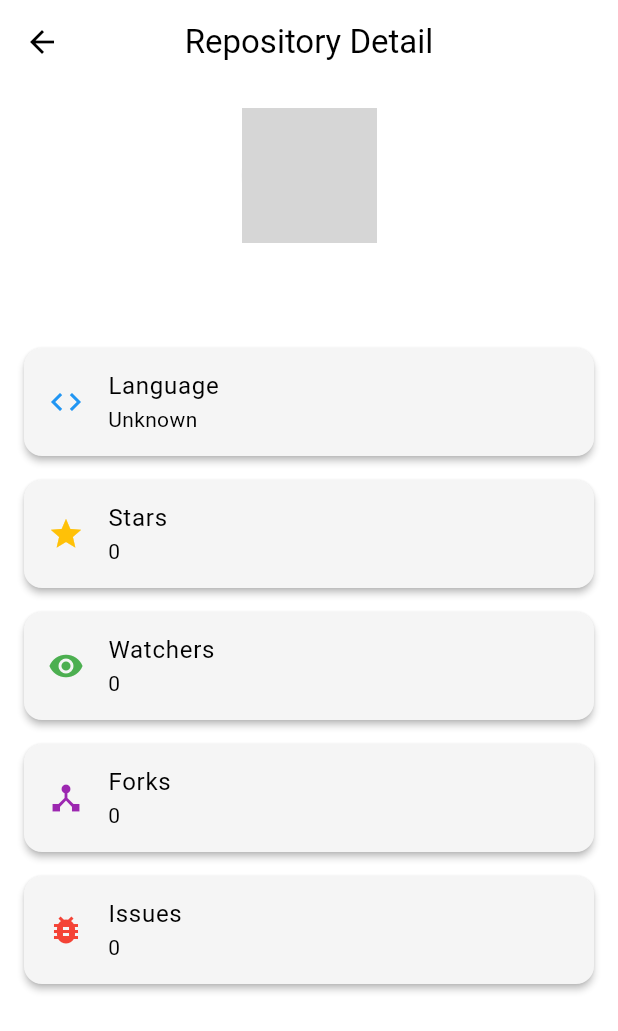
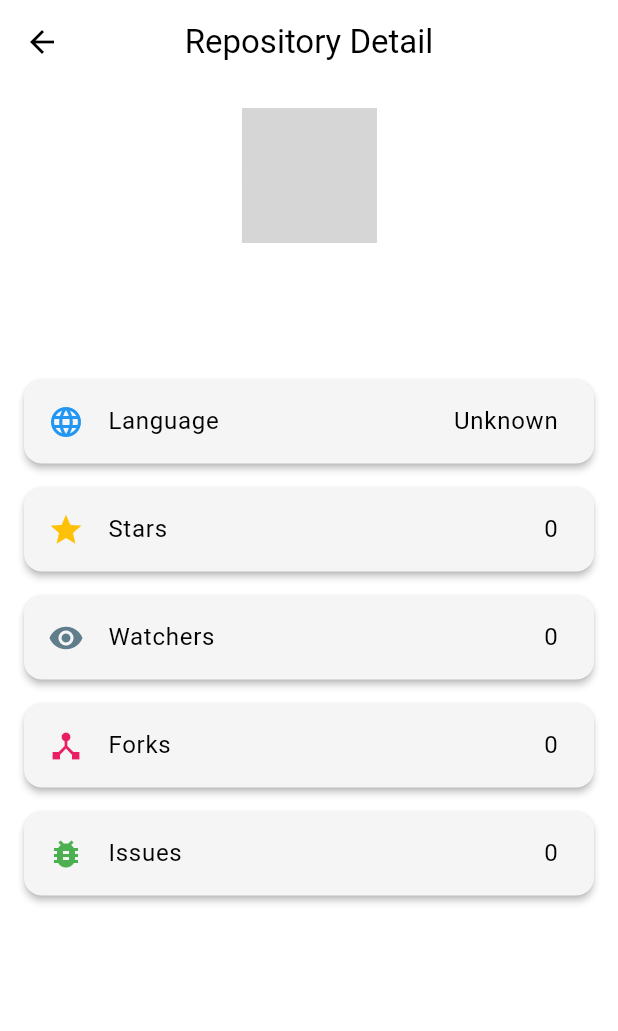
Before and after one commit to yato-developer/github-repository-search, a Flutter app: the RepositoryDetailPage screen opened directly with empty values, on a phone screen of 412 x 824 dp. Shown: the top 1031 px of the screen. Run offline on Flutter 3.47's test engine with Material 3 defaults, Android fonts, the light colour scheme and no system bars; our stand-ins replace freezed_annotation, hooks_riverpod; generated files the repository leaves out were written again; network calls fail; grey boxes are pictures that could not be loaded.

Commit message:
fix: UIデザインの変更

```diff
--- a/lib/pages/repository_detail_page/repository_detail_page.dart
+++ b/lib/pages/repository_detail_page/repository_detail_page.dart
@@ -1,7 +1,6 @@
 import 'package:flutter/material.dart';
 import 'package:github_repository_search/model/src/repository.dart';
 import 'package:flutter_gen/gen_l10n/app_localizations.dart';
-
 
 class RepositoryDetailPage extends StatelessWidget {
   final Repository repository;
@@ -15,7 +14,8 @@ class RepositoryDetailPage extends StatelessWidget {
         title: Text(AppLocalizations.of(context)!.repositoryDetail),
         centerTitle: true,
       ),
-      body: Padding(
+      body: SingleChildScrollView(
+        child: Padding(
           padding: const EdgeInsets.all(16.0),
           child: Column(
             crossAxisAlignment: CrossAxisAlignment.start,
@@ -32,6 +32,7 @@ class RepositoryDetailPage extends StatelessWidget {
                       repository.name,
                       style: TextStyle(fontSize: 24, fontWeight: FontWeight.bold),
                     ),
+                    Text(repository.description),
                   ],
                 ),
               ),
@@ -41,9 +42,14 @@ class RepositoryDetailPage extends StatelessWidget {
                 elevation: 2,
                 margin: EdgeInsets.symmetric(vertical: 8),
                 child: ListTile(
-                leading: Icon(Icons.code, color: Colors.blue),
-                title: Text("Language"),
-                subtitle: repository.language == "null" ? Text("Unknown") : Text(repository.language) ,
+                  leading: Icon(Icons.language, color: Colors.blue),
+                  title: Row(
+                    mainAxisAlignment: MainAxisAlignment.spaceBetween,
+                    children: [
+                      Text("Language"),
+                      Text(repository.language == "null" ? "Unknown" : repository.language),
+                    ],
+                  ),
                 ),
               ),
               Card(
@@ -52,8 +58,13 @@ class RepositoryDetailPage extends StatelessWidget {
                 margin: EdgeInsets.symmetric(vertical: 8),
                 child: ListTile(
                   leading: Icon(Icons.star, color: Colors.amber),
-                title: Text("Stars"),
-                subtitle: Text(repository.stargazers_count.toString()),
+                  title: Row(
+                    mainAxisAlignment: MainAxisAlignment.spaceBetween,
+                    children: [
+                      Text("Stars"),
+                      Text(repository.stargazers_count.toString()),
+                    ],
+                  ),
                 ),
               ),
               Card(
@@ -61,9 +72,14 @@ class RepositoryDetailPage extends StatelessWidget {
                 elevation: 2,
                 margin: EdgeInsets.symmetric(vertical: 8),
                 child: ListTile(
-                leading: Icon(Icons.visibility, color: Colors.green),
-                title: Text("Watchers"),
-                subtitle: Text(repository.watchers_count.toString()),
+                  leading: Icon(Icons.visibility, color: Colors.blueGrey),
+                  title: Row(
+                    mainAxisAlignment: MainAxisAlignment.spaceBetween,
+                    children: [
+                      Text("Watchers"),
+                      Text(repository.watchers_count.toString()),
+                    ],
+                  ),
                 ),
               ),
               Card(
@@ -71,9 +87,14 @@ class RepositoryDetailPage extends StatelessWidget {
                 elevation: 2,
                 margin: EdgeInsets.symmetric(vertical: 8),
                 child: ListTile(
-                leading: Icon(Icons.device_hub, color: Colors.purple),
-                title: Text("Forks"),
-                subtitle: Text(repository.forks_count.toString()),
+                  leading: Icon(Icons.device_hub, color: Colors.pink),
+                  title: Row(
+                    mainAxisAlignment: MainAxisAlignment.spaceBetween,
+                    children: [
+                      Text("Forks"),
+                      Text(repository.forks_count.toString()),
+                    ],
+                  ),
                 ),
               ),
               Card(
@@ -81,14 +102,20 @@ class RepositoryDetailPage extends StatelessWidget {
                 elevation: 2,
                 margin: EdgeInsets.symmetric(vertical: 8),
                 child: ListTile(
-                leading: Icon(Icons.bug_report, color: Colors.red),
-                title: Text("Issues"),
-                subtitle: Text(repository.open_issues_count.toString()),
+                  leading: Icon(Icons.bug_report, color: Colors.green),
+                  title: Row(
+                    mainAxisAlignment: MainAxisAlignment.spaceBetween,
+                    children: [
+                      Text("Issues"),
+                      Text(repository.open_issues_count.toString()),
+                    ],
+                  ),
                 ),
               ),
             ],
           ),
         ),
+      ),
     );
   }
 }
--- a/lib/themes/app_colors.dart
+++ b/lib/themes/app_colors.dart
@@ -5,7 +5,7 @@ ThemeData lightMode = ThemeData(
     colorScheme: ColorScheme.light(
         surface: Colors.white,
         primary: Colors.grey.shade100,
-        secondary: const Color.fromARGB(255, 252, 252, 255),
+        secondary:  Colors.grey.shade800,
         tertiary: Colors.black,
         shadow: Colors.grey[400],
        ));
```
Also changed, not shown: lib/pages/home_page/home_page.dart (+27 -27 lines). Lines whose indentation alone changed are shown as unchanged.
